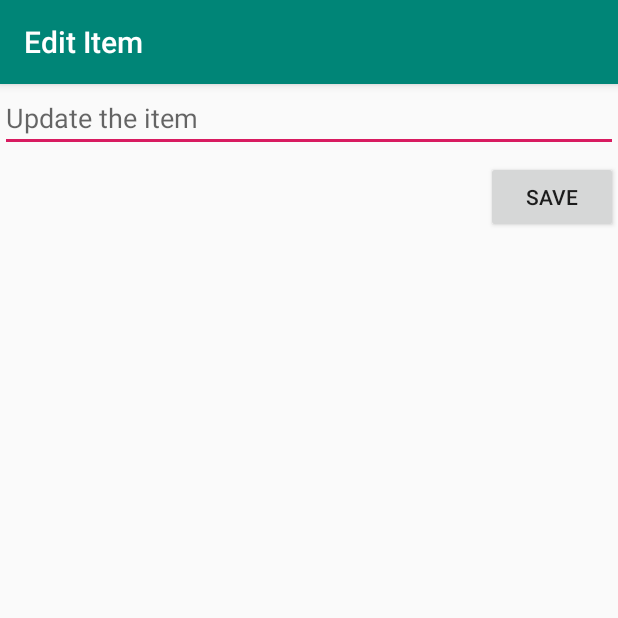
After one commit to alexriviello/SimpleTodo, an Android app: the EditActivity screen opened directly, with no data from a screen before it, on a phone screen of 412 x 824 dp, the top half of it. The commit adds this screen. Run offline under Robolectric (Android 15) with nearby library versions, the phone set to English and light mode, and no system bars.

Commit message:
Added edit function to todo items

```diff
--- a/app/src/main/AndroidManifest.xml
+++ b/app/src/main/AndroidManifest.xml
@@ -9,6 +9,7 @@
         android:roundIcon="@mipmap/ic_launcher_round"
         android:supportsRtl="true"
         android:theme="@style/AppTheme">
+        <activity android:name=".EditActivity"></activity>
         <activity android:name=".MainActivity">
             <intent-filter>
                 <action android:name="android.intent.action.MAIN" />
--- /dev/null
+++ b/app/src/main/java/com/example/simpletodo/EditActivity.java
@@ -0,0 +1,45 @@
+package com.example.simpletodo;
+
+import androidx.appcompat.app.AppCompatActivity;
+
+import android.content.Intent;
+import android.os.Bundle;
+import android.view.View;
+import android.widget.Button;
+import android.widget.EditText;
+
+public class EditActivity extends AppCompatActivity {
+
+    EditText editItem;
+    Button buttonSave;
+
+    @Override
+    protected void onCreate(Bundle savedInstanceState) {
+        super.onCreate(savedInstanceState);
+        setContentView(R.layout.activity_edit);
+
+        editItem = findViewById(R.id.editItem);
+        buttonSave = findViewById(R.id.buttonSave);
+
+        //makes title more descriptive, let user know where they are
+        getSupportActionBar().setTitle("Edit Item");
+
+        // Passes in the text from the mainactivity item clicked on
+        editItem.setText(getIntent().getStringExtra(MainActivity.KEY_ITEM_TEXT));
+
+        // Save when user is done editing
+        buttonSave.setOnClickListener(new View.OnClickListener(){
+            @Override
+            public void onClick(View v){
+                // Create a new intent which contains the new text
+                Intent intent = new Intent();
+                // Pass the new data to MainActiity
+                intent.putExtra(MainActivity.KEY_ITEM_TEXT, editItem.getText().toString());
+                intent.putExtra(MainActivity.KEY_ITEM_POSITION, getIntent().getExtras().getInt(MainActivity.KEY_ITEM_POSITION));
+                // set the result of the intent
+                setResult(RESULT_OK, intent);
+                finish();
+            }
+        });
+    }
+}
--- /dev/null
+++ b/app/src/main/res/layout/activity_edit.xml
@@ -0,0 +1,31 @@
+<?xml version="1.0" encoding="utf-8"?>
+<RelativeLayout
+    xmlns:android="http://schemas.android.com/apk/res/android"
+    xmlns:app="http://schemas.android.com/apk/res-auto"
+    xmlns:tools="http://schemas.android.com/tools"
+    android:layout_width="match_parent"
+    android:layout_height="match_parent"
+    tools:context=".EditActivity">
+
+    <EditText
+        android:id="@+id/editItem"
+        android:layout_width="match_parent"
+        android:layout_height="wrap_content"
+        android:layout_alignParentStart="true"
+        android:layout_alignParentTop="true"
+        android:layout_marginStart="0dp"
+        android:layout_marginTop="0dp"
+        android:ems="10"
+        android:hint="Update the item"
+        android:inputType="textPersonName" />
+
+    <Button
+        android:id="@+id/buttonSave"
+        android:layout_width="wrap_content"
+        android:layout_height="wrap_content"
+        android:layout_alignParentTop="true"
+        android:layout_alignParentEnd="true"
+        android:layout_marginTop="51dp"
+        android:layout_marginEnd="0dp"
+        android:text="Save" />
+</RelativeLayout>
```
Also changed, not shown: app/src/main/java/com/example/simpletodo/ItemsAdapter.java (+16 -1 lines), app/src/main/java/com/example/simpletodo/MainActivity.java (+43 -1 lines).
